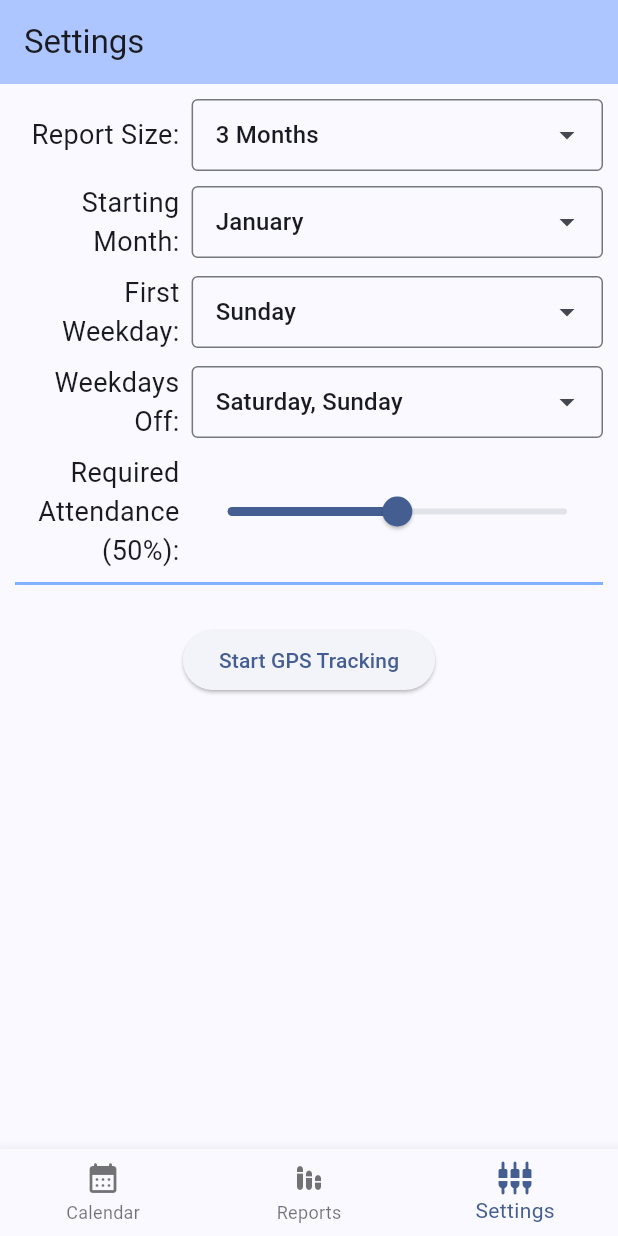
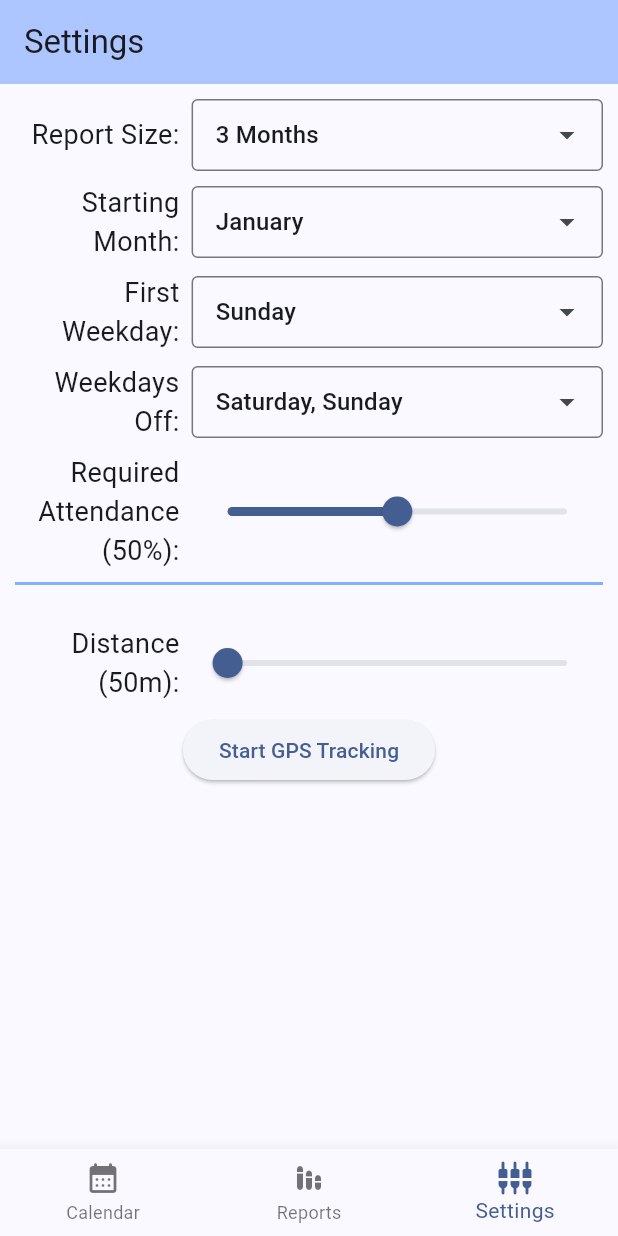
Before and after one commit to fmolina199/office-tracker, a Flutter app: the screen it shows after launch, item 3 of the bottom bar chosen, on a phone screen of 412 x 824 dp. Run offline on Flutter 3.47's test engine with Material 3 defaults, Android fonts, the phone set to English and light mode, and no system bars; drawn by our look-alikes of dropdown_search; our stand-ins replace flutter_bloc, flutter_local_notifications, geolocator, logger, permission_handler, shared_preferences; missing offline and left inert: flutter_foreground_task.

Commit message:
Settings Screen - Distance

```diff
--- a/lib/handlers/location_handler.dart
+++ b/lib/handlers/location_handler.dart
@@ -32,7 +32,7 @@ class LocationHandler extends TaskHandler {
       // Load settings
       final settingsService = await SettingsService.instance;
       final expectedPosition = settingsService.settings.position;
-      final maxDistance = settingsService.settings.distance;
+      final maxDistance = settingsService.settings.distanceMeters;
 
       // Calculate distance from expected position
       final distance = GeoMathUtils.distanceInMeters(
--- a/lib/model/settings.dart
+++ b/lib/model/settings.dart
@@ -6,17 +6,18 @@ class Settings {
   static const defaultFirstWeekday = DateTime.sunday;
   static const defaultRequiredAttendance = 50;
   static const defaultWeekdaysOff = [DateTime.saturday, DateTime.sunday];
+  static const defaultDistanceMeters = 50.0;
 
+  // Report Settings
   final int reportMonthSize;
   final int reportStartMonth;
   final int firstWeekday;
   final int requiredAttendance;
   final List<int> weekdaysOff;
+  // GPS Tracking Settings
   final bool foregroundTaskEnabled;
-  //TODO create necessary class structure for those attributes
-  final double distance = 50;
-  final GeoPosition position = GeoPosition(
-      latitude: 53.3885205, longitude: -6.2581135);
+  final double distanceMeters;
+  final GeoPosition? position;
 
   Settings({
     this.reportMonthSize = defaultReportSize,
@@ -25,6 +26,8 @@ class Settings {
     this.requiredAttendance = defaultRequiredAttendance,
     this.weekdaysOff = defaultWeekdaysOff,
     this.foregroundTaskEnabled = false,
+    this.distanceMeters = defaultDistanceMeters,
+    this.position,
   }) : assert(1 <= reportMonthSize && reportMonthSize <= DateTime.monthsPerYear),
         assert(1 <= reportStartMonth && reportStartMonth <= DateTime.monthsPerYear),
         assert(0 <= requiredAttendance && requiredAttendance <= 100),
@@ -38,6 +41,8 @@ class Settings {
       'requiredAttendance': requiredAttendance,
       'weekdaysOff': weekdaysOff,
       'foregroundTaskEnabled': foregroundTaskEnabled,
+      'distanceMeters': distanceMeters,
+      'position': position?.toJson(),
     };
   }
 
@@ -47,7 +52,11 @@ class Settings {
         firstWeekday = json['firstWeekday'] as int,
         requiredAttendance = json['requiredAttendance'] as int,
         weekdaysOff = json['weekdaysOff'].cast<int>(),
-        foregroundTaskEnabled = json['foregroundTaskEnabled'] as bool;
+        foregroundTaskEnabled = json['foregroundTaskEnabled'] as bool,
+        distanceMeters = (json['distanceMeters'] ?? defaultDistanceMeters) as double,
+        position = json['position'] == null
+            ? null
+            : GeoPosition.fromJson(json['position']);
 
   Settings copyWith({
     int? reportMonthSize,
@@ -56,6 +65,8 @@ class Settings {
     int? requiredAttendance,
     List<int>? weekdaysOff,
     bool? foregroundTaskEnabled,
+    double? distanceMeters,
+    GeoPosition? position,
   }) {
     return Settings(
       reportMonthSize: reportMonthSize ?? this.reportMonthSize,
@@ -64,18 +75,25 @@ class Settings {
       requiredAttendance: requiredAttendance ?? this.requiredAttendance,
       weekdaysOff: weekdaysOff ?? this.weekdaysOff,
       foregroundTaskEnabled: foregroundTaskEnabled ?? this.foregroundTaskEnabled,
+      distanceMeters: distanceMeters ?? this.distanceMeters,
+      position: position ?? this.position,
     );
   }
 
   @override
   String toString() {
+    final positionText = position == null
+        ? 'Position is NOT set'
+        : 'Position is set';
     return 'Settings { '
         'reportMonthSize: $reportMonthSize, '
         'reportStartMonth: $reportStartMonth, '
         'firstWeekday: $firstWeekday, '
-        'requiredAttendance: $requiredAttendance '
-        'weekdaysOff: $weekdaysOff '
-        'foregroundTaskEnabled: $foregroundTaskEnabled '
+        'requiredAttendance: $requiredAttendance, '
+        'weekdaysOff: $weekdaysOff, '
+        'foregroundTaskEnabled: $foregroundTaskEnabled, '
+        'distanceMeters: $distanceMeters, '
+        'position: "$positionText" '
         '}';
   }
 }
--- a/lib/screens/settings_screen.dart
+++ b/lib/screens/settings_screen.dart
@@ -24,6 +24,7 @@ class _SettingsScreenState extends State<SettingsScreen> {
   static final _log = LoggingUtil('SettingsScreen');
 
   int? requiredAttendance;
+  double? distanceMeters;
   bool isForegroundServiceRunning = false;
 
   void _updateForegroundServiceStatus() {
@@ -49,6 +50,7 @@ class _SettingsScreenState extends State<SettingsScreen> {
     _log.debug('Settings: $settings');
 
     requiredAttendance ??= settings.requiredAttendance;
+    distanceMeters ??= settings.distanceMeters;
     final int reportSize = settings.reportMonthSize;
     final int reportStartingMonth = settings.reportStartMonth;
     final int calendarFirstWeekday = settings.firstWeekday;
@@ -144,7 +146,7 @@ class _SettingsScreenState extends State<SettingsScreen> {
                 value: requiredAttendance!.toDouble(),
                 max: 100,
                 min: 0,
-                label: 'Label',
+                label: 'Attendance',
                 onChanged: (newValue) {
                   setState(() {
                     requiredAttendance = newValue.toInt();
@@ -159,6 +161,25 @@ class _SettingsScreenState extends State<SettingsScreen> {
             ),
             Container(height: 2, color: mainColor.shade100),
             Container(height: 10),
+            LabeledMenu(
+              text: 'Distance (${distanceMeters?.toInt()}m):',
+              child: Slider(
+                value: distanceMeters!,
+                max: 1000,
+                min: 50,
+                label: 'Distance',
+                onChanged: (newValue) {
+                  setState(() {
+                    distanceMeters = newValue.roundToDouble();
+                  });
+                },
+                onChangeEnd: (newValue) => context.read<SettingsCubit>().set(
+                    settings.copyWith(
+                        distanceMeters: newValue.roundToDouble()
+                    )
+                ),
+              ),
+            ),
             startStoButton,
           ],
         ),
```
Also changed, not shown: lib/utils/geo_math_utils.dart (+9 -2 lines).
